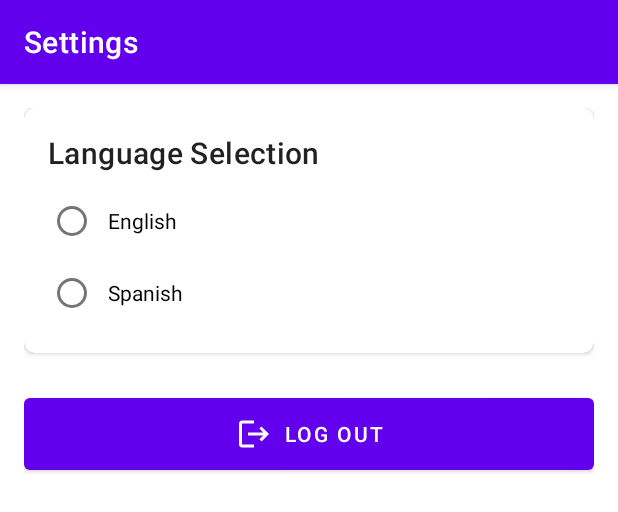
After one commit to jarranz01/Argumentor, an Android app built with Jetpack Compose: the layout activity_settings.xml on its own in the app's theme, with its tools: preview values and no code run, on a phone screen of 412 x 824 dp. The commit adds this screen. Shown: the top 512 px of the screen. Run offline under Robolectric (Android 15) with nearby library versions, the phone set to English and light mode, and no system bars.

Commit message:
settings y logout

```diff
--- a/app/src/main/java/com/argumentor/HomeActivity.kt
+++ b/app/src/main/java/com/argumentor/HomeActivity.kt
@@ -71,8 +71,9 @@ class HomeActivity : AppCompatActivity() {
         }
 
         binding.btnSettings.setOnClickListener {
-            // To-do: Navegación a pantalla de ajustes
-            Timber.i("Settings clicked - Not implemented yet")
+            val intent = Intent(this, SettingsActivity::class.java)
+            startActivity(intent)
+            Timber.i("Navigate to settings")
         }
     }
 }
--- /dev/null
+++ b/app/src/main/res/drawable/ic_logout.xml
@@ -0,0 +1,11 @@
+<vector xmlns:android="http://schemas.android.com/apk/res/android"
+    android:width="24dp"
+    android:height="24dp"
+    android:viewportWidth="24"
+    android:viewportHeight="24"
+    android:tint="?attr/colorControlNormal"
+    android:autoMirrored="true">
+    <path
+        android:fillColor="@android:color/white"
+        android:pathData="M17,7l-1.41,1.41L18.17,11H8v2h10.17l-2.58,2.58L17,17l5,-5zM4,5h8V3H4c-1.1,0 -2,0.9 -2,2v14c0,1.1 0.9,2 2,2h8v-2H4V5z"/>
+</vector>
--- /dev/null
+++ b/app/src/main/res/layout/activity_settings.xml
@@ -0,0 +1,90 @@
+<?xml version="1.0" encoding="utf-8"?>
+<layout xmlns:android="http://schemas.android.com/apk/res/android"
+    xmlns:app="http://schemas.android.com/apk/res-auto">
+
+    <androidx.coordinatorlayout.widget.CoordinatorLayout
+        android:layout_width="match_parent"
+        android:layout_height="match_parent">
+
+        <com.google.android.material.appbar.AppBarLayout
+            android:layout_width="match_parent"
+            android:layout_height="wrap_content">
+
+            <androidx.appcompat.widget.Toolbar
+                android:id="@+id/toolbar"
+                android:layout_width="match_parent"
+                android:layout_height="?attr/actionBarSize"
+                android:background="?attr/colorPrimary"
+                app:title="@string/settings"
+                app:titleTextColor="@android:color/white" />
+
+        </com.google.android.material.appbar.AppBarLayout>
+
+        <androidx.constraintlayout.widget.ConstraintLayout
+            android:layout_width="match_parent"
+            android:layout_height="match_parent"
+            android:padding="16dp"
+            app:layout_behavior="@string/appbar_scrolling_view_behavior">
+
+            <!-- Language selection -->
+            <com.google.android.material.card.MaterialCardView
+                android:id="@+id/cardLanguage"
+                android:layout_width="match_parent"
+                android:layout_height="wrap_content"
+                app:cardCornerRadius="8dp"
+                app:cardElevation="2dp"
+                app:layout_constraintTop_toTopOf="parent">
+
+                <LinearLayout
+                    android:layout_width="match_parent"
+                    android:layout_height="wrap_content"
+                    android:orientation="vertical"
+                    android:padding="16dp">
+
+                    <TextView
+                        android:layout_width="match_parent"
+                        android:layout_height="wrap_content"
+                        android:text="@string/language_selection"
+                        android:textAppearance="?attr/textAppearanceHeadline6" />
+
+                    <RadioGroup
+                        android:id="@+id/radioGroupLanguage"
+                        android:layout_width="match_parent"
+                        android:layout_height="wrap_content"
+                        android:layout_marginTop="8dp"
+                        android:orientation="vertical">
+
+                        <RadioButton
+                            android:id="@+id/radioEnglish"
+                            android:layout_width="match_parent"
+                            android:layout_height="wrap_content"
+                            android:padding="8dp"
+                            android:text="@string/language_english" />
+
+                        <RadioButton
+                            android:id="@+id/radioSpanish"
+                            android:layout_width="match_parent"
+                            android:layout_height="wrap_content"
+                            android:padding="8dp"
+                            android:text="@string/language_spanish" />
+                    </RadioGroup>
+
+                </LinearLayout>
+            </com.google.android.material.card.MaterialCardView>
+
+            <!-- Logout button -->
+            <com.google.android.material.button.MaterialButton
+                android:id="@+id/btnLogout"
+                android:layout_width="match_parent"
+                android:layout_height="wrap_content"
+                android:layout_marginTop="24dp"
+                android:padding="12dp"
+                android:text="@string/logout"
+                app:icon="@drawable/ic_logout"
+                app:iconGravity="textStart"
+                app:layout_constraintTop_toBottomOf="@id/cardLanguage" />
+
+        </androidx.constraintlayout.widget.ConstraintLayout>
+
+    </androidx.coordinatorlayout.widget.CoordinatorLayout>
+</layout>
--- a/app/src/main/res/values/strings.xml
+++ b/app/src/main/res/values/strings.xml
@@ -100,4 +100,11 @@
     <string name="waiting_for_opponent">Waiting for opponent\'s response…</string>
     <string name="debate_complete">Debate Completed!</string>
 
+    <string name="language_selection">Language Selection</string>
+    <string name="language_english">English</string>
+    <string name="language_spanish">Spanish</string>
+    <string name="logout">Log Out</string>
+    <string name="language_changed">Language changed. Please restart the app for changes to take effect.</string>
+    <string name="logout_success">You have been logged out</string>
+
 </resources>
```
Also changed, not shown: app/src/main/AndroidManifest.xml (+9 -1 lines), app/src/main/java/com/argumentor/ArgumentorApplication.kt (added, +64 -0 lines), app/src/main/java/com/argumentor/SettingsActivity.kt (added, +161 -0 lines), app/src/main/java/com/argumentor/database/repositories/UserRepository.kt (+1 -63 lines), 1 other file.
